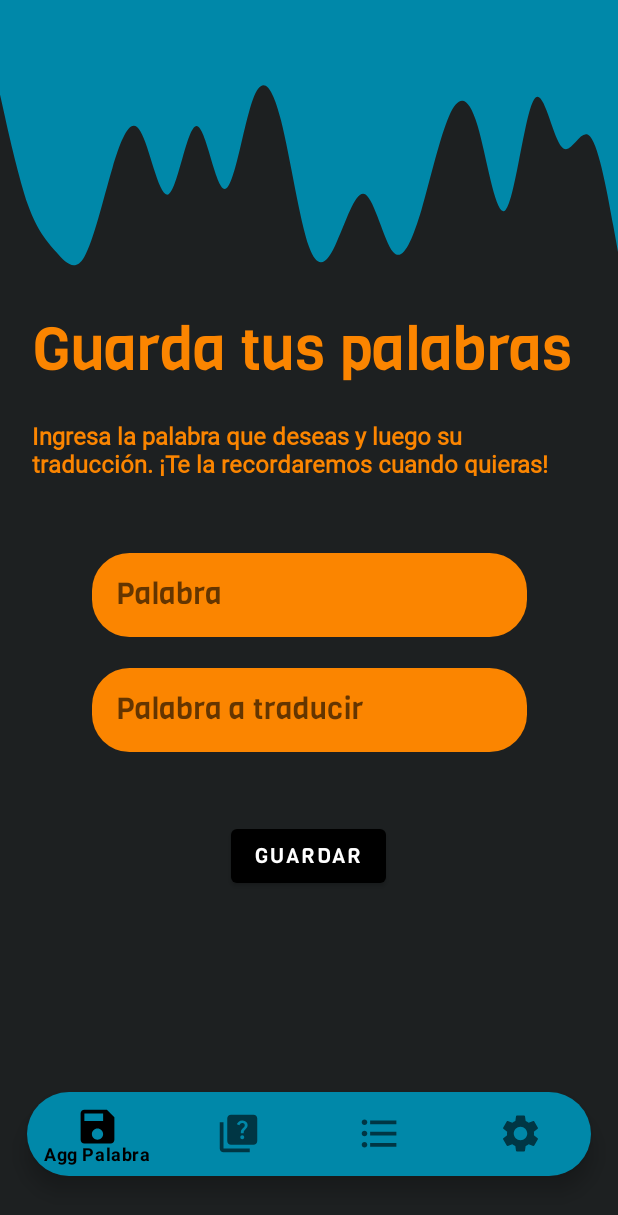
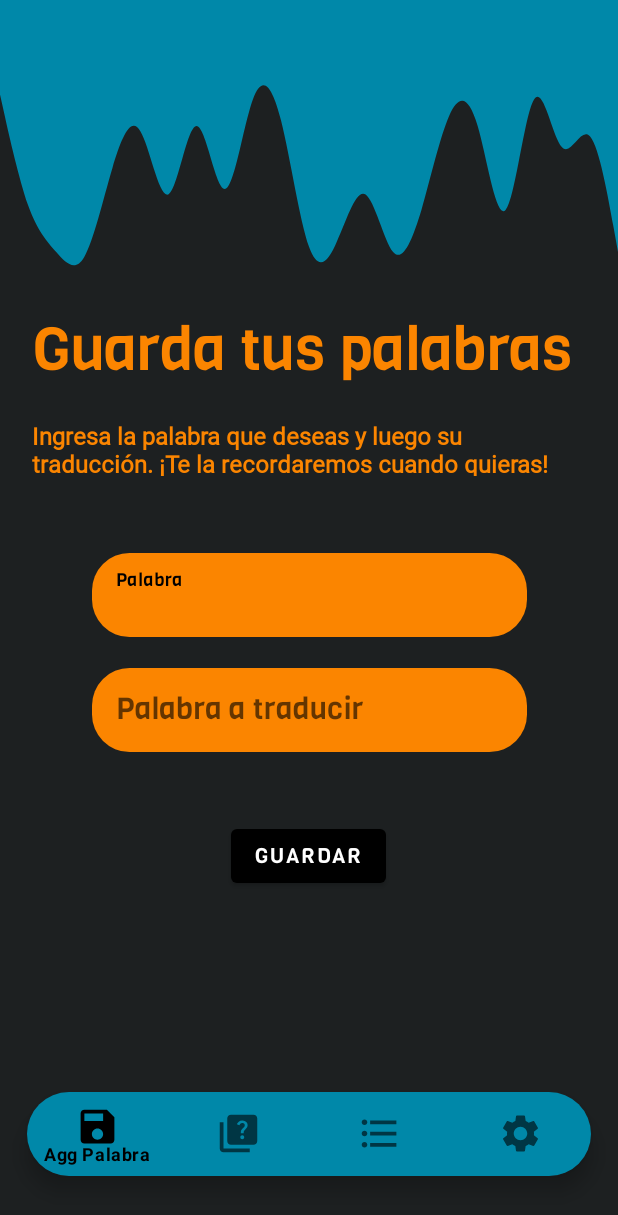
Before and after one commit to Andresdavidala/Proyecto, an Android app: the screen it shows after launch (MainActivity), after a tap on "GUARDAR", on a phone screen of 412 x 824 dp. Shown: the top 1215 px of the screen. Run offline under Robolectric (Android 15) with nearby library versions, the phone set to English and light mode, and no system bars.

Commit message:
updates mistakes

```diff
--- a/app/src/main/java/com/example/proyecto/SaveWords.kt
+++ b/app/src/main/java/com/example/proyecto/SaveWords.kt
@@ -1,22 +1,23 @@
 package com.example.proyecto
 
 import android.annotation.SuppressLint
-import android.app.RemoteInput
+import android.app.Activity
 import android.content.Context
-import android.media.MediaParser.InputReader
+import android.inputmethodservice.Keyboard
 import android.os.Bundle
 import android.util.Log
-import androidx.fragment.app.Fragment
+import android.view.KeyEvent
 import android.view.LayoutInflater
 import android.view.View
 import android.view.ViewGroup
-import android.view.inputmethod.InputBinding
+import android.view.inputmethod.EditorInfo
+import android.view.inputmethod.InputMethodManager
+import android.widget.TextView.OnEditorActionListener
 import android.widget.Toast
+import androidx.fragment.app.Fragment
 import com.example.proyecto.Recycler.DataWordsBase
 import com.example.proyecto.Recycler.dataWordProvider
 import com.example.proyecto.databinding.FragmentSaveWordsBinding
-import java.io.File
-import java.io.FileWriter
 import java.io.InputStreamReader
 import java.io.OutputStreamWriter
 
@@ -78,8 +79,10 @@ class SaveWords : Fragment() {
 
 
         Log.d("datos2", dataWordProvider.dataWords.toString())
-
-        binding.btnSaveWord.setOnClickListener {
+        fun Fragment.hideKeyboard() {
+            view?.let { activity?.hideKeyboard(it) }
+        }
+        fun saveWord(){
             val campoWordOrg = binding.wordOrg.text.toString().trim()
             val campoWordTrad = binding.wordTrad.text.toString().trim()
             try {
@@ -108,19 +111,39 @@ class SaveWords : Fragment() {
                 outputWriter.flush()
                 outputWriter.close()
 
-
+                hideKeyboard()
+                binding.wordOrg.clearFocus()
                 binding.wordOrg.setText("")
                 binding.wordTrad.setText("")
+
 
 
             } catch (e: java.lang.Exception) {
                 Toast.makeText(context, "Something Wrong", Toast.LENGTH_SHORT).show()
 
             }
+        }
+        binding.btnSaveWord.setOnClickListener {
+            saveWord()
 
         }
 
 
+        binding.wordTrad.setOnEditorActionListener(OnEditorActionListener { v, actionId, event ->
+            if (event != null && event.keyCode == KeyEvent.KEYCODE_ENTER || actionId == EditorInfo.IME_ACTION_DONE) {
+                saveWord()
+
+            }
+            false
+        })
+
+
+    }
+
+    private fun Context.hideKeyboard(view: View) {
+        val inputMethodManager = getSystemService(Activity.INPUT_METHOD_SERVICE) as InputMethodManager
+        inputMethodManager.hideSoftInputFromWindow(view.windowToken, 0)
+        binding.wordOrg.requestFocus()
     }
 
 }
--- a/app/src/main/res/layout/fragment_eva_word.xml
+++ b/app/src/main/res/layout/fragment_eva_word.xml
@@ -87,8 +87,8 @@
 
     <TextView
         android:id="@+id/tvEvaDescription"
-        android:layout_width="369dp"
-        android:layout_height="38dp"
+        android:layout_width="369sp"
+        android:layout_height="38sp"
         android:fontFamily="@font/roboto_regular"
         android:text="!Evalúate! intenta repasar las palabras que has guardado para que no se te olviden."
         android:textColor="@color/textfieldMost"
--- a/app/src/main/res/layout/fragment_list_words.xml
+++ b/app/src/main/res/layout/fragment_list_words.xml
@@ -40,8 +40,8 @@
 
     <androidx.recyclerview.widget.RecyclerView
         android:id="@+id/rvDataList"
-        android:layout_width="414dp"
-        android:layout_height="328dp"
+        android:layout_width="414sp"
+        android:layout_height="328sp"
         app:layout_constraintBottom_toBottomOf="parent"
         app:layout_constraintEnd_toEndOf="parent"
         app:layout_constraintHorizontal_bias="0.0"
--- a/app/src/main/res/layout/fragment_save_words.xml
+++ b/app/src/main/res/layout/fragment_save_words.xml
@@ -40,6 +40,8 @@
             android:id="@+id/wordOrg"
             android:layout_width="match_parent"
             android:layout_height="wrap_content"
+            android:imeOptions="actionNext"
+            android:inputType="text"
             android:fontFamily="@font/viga_regular"
 
             android:textSize="20dp" />
@@ -70,14 +72,16 @@
             android:layout_width="match_parent"
             android:layout_height="wrap_content"
             android:fontFamily="@font/viga_regular"
+            android:imeOptions="actionSend"
+            android:inputType="text"
             android:hint="Palabra a traducir"
             android:textSize="20dp" />
     </com.google.android.material.textfield.TextInputLayout>
 
     <TextView
         android:id="@+id/tvparrafo"
-        android:layout_width="369dp"
-        android:layout_height="38dp"
+        android:layout_width="369sp"
+        android:layout_height="38sp"
         android:fontFamily="@font/roboto_regular"
         android:text="Ingresa la palabra que deseas y luego su traducción. ¡Te la recordaremos cuando quieras!"
         android:textColor="@color/textfieldMost"
```
Also changed, not shown: app/src/main/java/com/example/proyecto/SettingActivity.kt (+7 -0 lines), app/src/main/res/layout/fragment_configuration.xml (+13 -12 lines).
